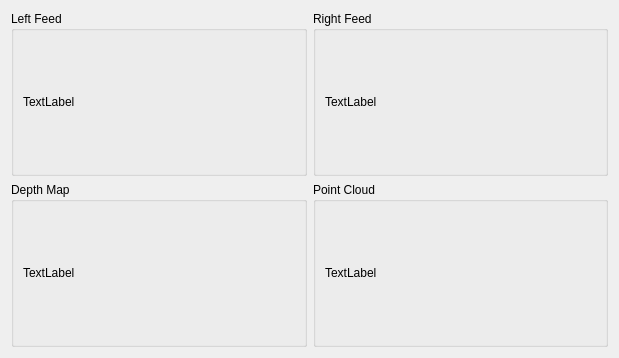
RoboJackets/igvc-software, file src/gui/adapters/cameraadapter.ui: the form before one commit.
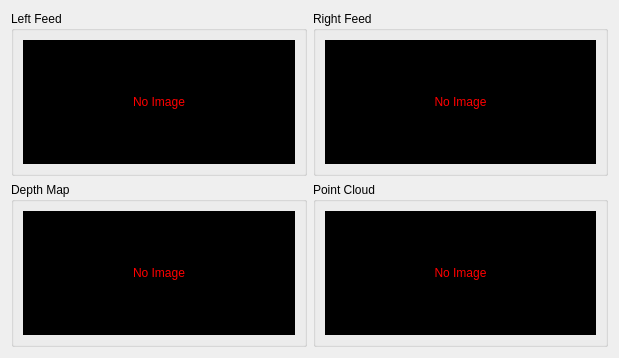
The form after the commit.

Commit message: Adds 'No Image' message to empty CameraAdapter views.

Diff of the .ui file:
```diff
--- a/src/gui/adapters/cameraadapter.ui
+++ b/src/gui/adapters/cameraadapter.ui
@@ -52,12 +52,19 @@
           <verstretch>0</verstretch>
          </sizepolicy>
         </property>
+        <property name="styleSheet">
+         <string notr="true">color: rgb(255, 0, 0);
+background-color: rgb(0, 0, 0);</string>
+        </property>
         <property name="text">
-         <string>TextLabel</string>
+         <string>No Image</string>
         </property>
         <property name="scaledContents">
          <bool>true</bool>
         </property>
+        <property name="alignment">
+         <set>Qt::AlignCenter</set>
+        </property>
        </widget>
       </item>
      </layout>
@@ -77,12 +84,19 @@
      <layout class="QGridLayout" name="gridLayout_4">
       <item row="0" column="0">
        <widget class="QLabel" name="depthMapLabel">
+        <property name="styleSheet">
+         <string notr="true">color: rgb(255, 0, 0);
+background-color: rgb(0, 0, 0);</string>
+        </property>
         <property name="text">
-         <string>TextLabel</string>
+         <string>No Image</string>
         </property>
         <property name="scaledContents">
          <bool>true</bool>
         </property>
+        <property name="alignment">
+         <set>Qt::AlignCenter</set>
+        </property>
        </widget>
       </item>
      </layout>
@@ -102,12 +116,19 @@
           <verstretch>0</verstretch>
          </sizepolicy>
         </property>
+        <property name="styleSheet">
+         <string notr="true">color: rgb(255, 0, 0);
+background-color: rgb(0, 0, 0);</string>
+        </property>
         <property name="text">
-         <string>TextLabel</string>
+         <string>No Image</string>
         </property>
         <property name="scaledContents">
          <bool>true</bool>
         </property>
+        <property name="alignment">
+         <set>Qt::AlignCenter</set>
+        </property>
        </widget>
       </item>
      </layout>
@@ -127,12 +148,19 @@
           <verstretch>0</verstretch>
          </sizepolicy>
         </property>
+        <property name="styleSheet">
+         <string notr="true">color: rgb(255, 0, 0);
+background-color: rgb(0, 0, 0);</string>
+        </property>
         <property name="text">
-         <string>TextLabel</string>
+         <string>No Image</string>
         </property>
         <property name="scaledContents">
          <bool>true</bool>
         </property>
+        <property name="alignment">
+         <set>Qt::AlignCenter</set>
+        </property>
        </widget>
       </item>
      </layout>
```
